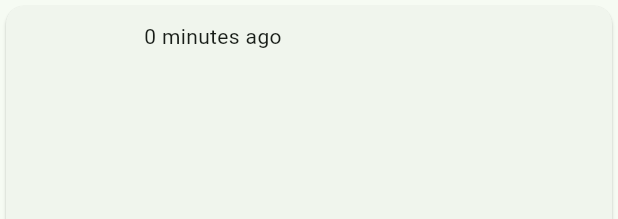
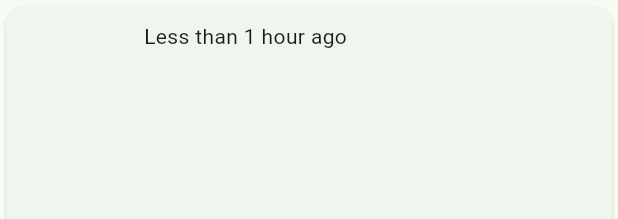
Before and after one commit to danpalu/hcl_poop_map, a Flutter app: the PoopCard widget shown alone on an empty page, opened directly, on a phone screen of 412 x 824 dp. Shown: the top 219 px of the screen. Run offline on Flutter 3.47's test engine with Material 3 defaults, Android fonts, the light colour scheme and no system bars; our stand-ins replace flutter_map, flutter_rating_bar, geolocator, latlong2, shared_preferences and 1 more; missing offline and left inert: crypt, dart:ffi; accounts and stored records are empty.

Commit message:
Date changes

```diff
--- a/lib/main.dart
+++ b/lib/main.dart
@@ -610,8 +610,7 @@ class PoopCard extends StatelessWidget {
                     mainAxisAlignment: MainAxisAlignment.spaceBetween,
                     mainAxisSize: MainAxisSize.max,
                     children: [
-                      Text(
-                          "${DateTime.now().difference(poop.time).inMinutes} minutes ago"),
+                      Text(timeAgo(poop.time)),
                       Text(poop.user.displayname),
                     ],
                   ),
--- a/lib/utils.dart
+++ b/lib/utils.dart
@@ -231,8 +231,11 @@ String timeAgo(DateTime time) {
   final minutes = dif.inMinutes % 60;
   String temp = "";
   if (days > 0) temp += "$days days ";
-  if (hours > 0) temp += "$hours hours ";
-  if (minutes > 0) temp += "$minutes minutes";
+  if (hours > 0) temp += "$hours hours";
+  //if (minutes > 0) temp += "$minutes minutes";
   temp += " ago";
+  if (dif.inHours < 1) {
+    return "Less than 1 hour ago";
+  }
   return temp;
 }
```
